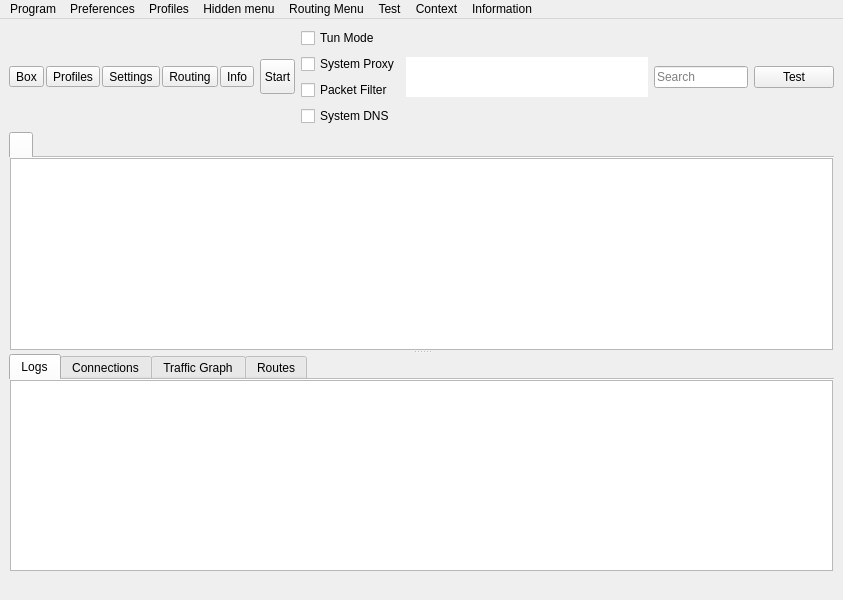
The window that src/nekobox/ui/mainwindow.ui (fabbiodev/nekobox) describes before a commit, drawn with Qt 5.
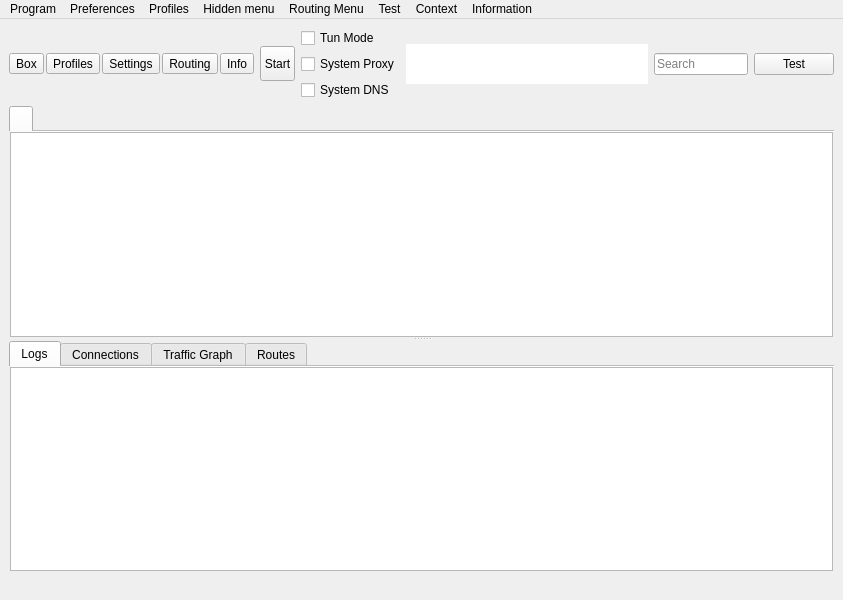
The same window after the commit. Icons and pictures are not drawn. Custom widgets are drawn as their Qt base class.

Commit message: Fix Linux core builds and remove Packet Filter from release binaries

The edit to the form file:
```diff
--- a/src/nekobox/ui/mainwindow.ui
+++ b/src/nekobox/ui/mainwindow.ui
@@ -264,19 +264,6 @@
           </property>
          </widget>
         </item>
-        <item>
-         <widget class="QCheckBox" name="checkBox_PacketFilter">
-          <property name="sizePolicy">
-           <sizepolicy hsizetype="Minimum" vsizetype="Maximum">
-            <horstretch>0</horstretch>
-            <verstretch>0</verstretch>
-           </sizepolicy>
-          </property>
-          <property name="text">
-           <string>Packet Filter</string>
-          </property>
-         </widget>
-        </item>
         <item>
          <widget class="QCheckBox" name="system_dns">
           <property name="sizePolicy">
```
Left out of the diff: 9 changed lines with no effect on the pictures. The commit also changes 22 other files.
